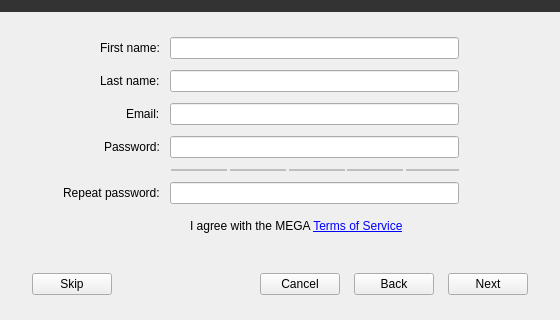
Above: src/MEGASync/gui/linux/SetupWizard.ui from meganz/MEGAsync before the change; both pictures show x 0 to 560 and y 140 to 460 of the 560 by 460 pixel window. Below: the same form after it.
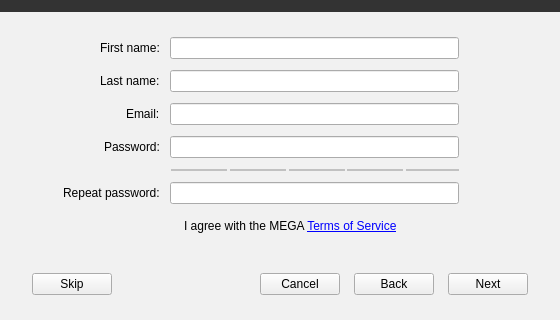
That is the form after the change. Icons and pictures are not drawn.

```diff
--- a/src/MEGASync/gui/linux/SetupWizard.ui
+++ b/src/MEGASync/gui/linux/SetupWizard.ui
@@ -26,7 +26,12 @@
    <string>Setup Assistant - MEGAsync</string>
   </property>
   <property name="styleSheet">
-   <string notr="true">#lTypicalDesc, #lAdvancedDesc
+   <string notr="true">#SetupWizard
+{
+	background-color: #f1f1f1;
+}
+
+#lTypicalDesc, #lAdvancedDesc
 {
 	font-size:13px; 
 	color:#666666;
@@ -771,7 +776,7 @@
             </property>
             <layout class="QHBoxLayout" name="horizontalLayout_4" stretch="0,1">
              <property name="spacing">
-              <number>6</number>
+              <number>0</number>
              </property>
              <property name="leftMargin">
               <number>0</number>
```
Left out of the diff: 2 changed lines with no effect on the pictures.
